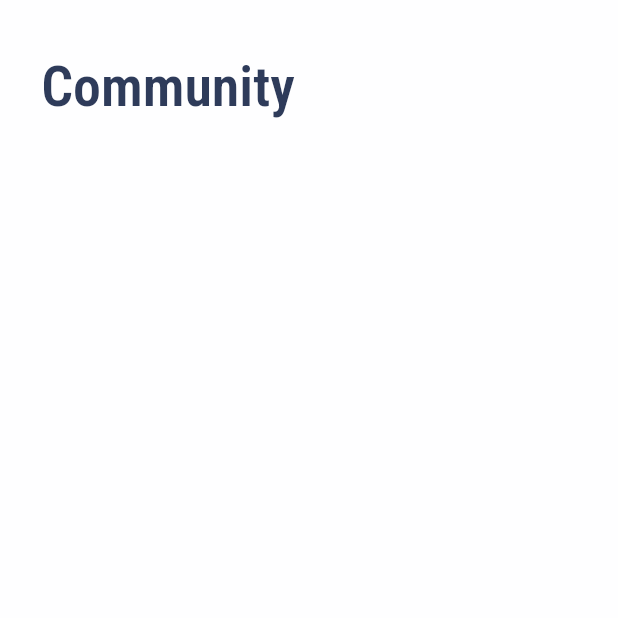
After one commit to janrydzewski/ChatConnect, a Flutter app: the CommunityScreen screen opened directly, on a phone screen of 412 x 824 dp, the top half of it. The commit adds this screen. Run offline on Flutter 3.47's test engine with Material 2 defaults, Android fonts, the phone set to English and light mode, and no system bars; our stand-ins replace bloc, cloud_firestore, email_validator, equatable, firebase_auth, firebase_core and 6 more; missing offline and left inert: animated_snack_bar; accounts and stored records are empty.

Commit message:
initial community

```diff
--- a/lib/router/router.dart
+++ b/lib/router/router.dart
@@ -8,7 +8,7 @@ class MyRouter {
       GlobalKey<NavigatorState>();
 
   late final GoRouter router = GoRouter(
-    initialLocation: firebaseAuth.currentUser == null ? '/signIn' : '/home',
+    initialLocation: firebaseAuth.currentUser == null ? '/signIn' : '/community',
     navigatorKey: _rootNavigatorKey,
     routes: [
       GoRoute(
@@ -35,14 +35,11 @@ class MyRouter {
         },
         routes: <RouteBase>[
           GoRoute(
-            name: 'Home',
-            path: '/home',
+            name: 'Community',
+            path: '/community',
             pageBuilder: (context, state) {
-              return const NoTransitionPage(
-                child: Text(
-                  "Home",
-                  style: TextStyle(color: Colors.black),
-                ),
+              return  const NoTransitionPage(
+                child: CommunityScreen(),
               );
             },
           ),
--- a/lib/ui/views/auth/sign_in/sign_in_screen.dart
+++ b/lib/ui/views/auth/sign_in/sign_in_screen.dart
@@ -29,7 +29,7 @@ class _SignUpScreenState extends State<SignInScreen> {
             child: BlocConsumer<AuthBloc, AuthState>(
               listener: (context, state) {
                 if (state.authStatus == AuthStatus.authenticated) {
-                  context.go('/home');
+                  context.go('/community');
                 }
                 if (state.authStatus == AuthStatus.error) {
                   showSnackBarError(context, state.message);
--- a/lib/ui/views/auth/sign_up/sign_up_screen.dart
+++ b/lib/ui/views/auth/sign_up/sign_up_screen.dart
@@ -31,7 +31,7 @@ class _SignUpScreenState extends State<SignUpScreen> {
           child: BlocConsumer<AuthBloc, AuthState>(
             listener: (context, state) {
               if (state.authStatus == AuthStatus.authenticated) {
-                context.go('/home');
+                context.go('/community');
               }
               if (state.authStatus == AuthStatus.error) {
                 showSnackBarError(context, state.message);
--- /dev/null
+++ b/lib/ui/views/community/community.dart
@@ -0,0 +1 @@
+export 'community_screen.dart';
--- /dev/null
+++ b/lib/ui/views/community/community_screen.dart
@@ -0,0 +1,39 @@
+import 'package:chat_connect/resources/resources.dart';
+import 'package:chat_connect/ui/ui.dart';
+import 'package:flutter/material.dart';
+import 'package:flutter_screenutil/flutter_screenutil.dart';
+
+class CommunityScreen extends StatefulWidget {
+  const CommunityScreen({super.key});
+
+  @override
+  State<CommunityScreen> createState() => _CommunityScreenState();
+}
+
+class _CommunityScreenState extends State<CommunityScreen> {
+  @override
+  Widget build(BuildContext context) {
+    return SizedBox(
+      width: 375.w,
+      height: 812.h,
+      child: Scaffold(
+        backgroundColor: ColorProvider.mainBackground,
+        body: SafeArea(
+          child: Column(
+            children: [
+              SizedBox(
+                height: 35.h,
+              ),
+              Container(
+                alignment: Alignment.centerLeft,
+                margin: EdgeInsets.symmetric(horizontal: 25.w),
+                child: reusableText("Community", fontSize: 34),
+              ),
+
+            ],
+          ),
+        ),
+      ),
+    );
+  }
+}
--- a/lib/ui/views/views.dart
+++ b/lib/ui/views/views.dart
@@ -1,4 +1,5 @@
 export 'application/application.dart';
 export 'chat/chat.dart';
+export 'community/community.dart';
 export 'auth/auth.dart';
 export 'profile/profile.dart';
--- a/lib/ui/widgets/application/application_widgets.dart
+++ b/lib/ui/widgets/application/application_widgets.dart
@@ -47,7 +47,7 @@ Widget bottomNavigationBarWidget() {
                   ],
                 ),
                 onTap: () {
-                  context.go('/home');
+                  context.go('/community');
                   context
                       .read<ApplicationBloc>()
                       .add(const ChangeApplicationIndexEvent(0));
--- /dev/null
+++ b/lib/ui/widgets/community/community.dart
@@ -0,0 +1 @@
+export 'community_widgets.dart';
--- /dev/null
+++ b/lib/ui/widgets/community/community_widgets.dart
@@ -0,0 +1 @@
+import 'package:flutter/material.dart';
```
